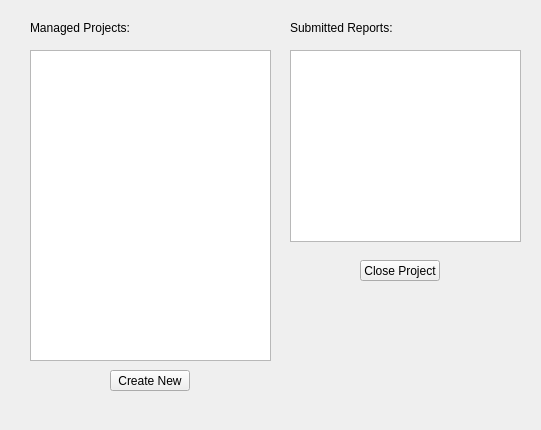
The window that Lab 1/Time_Reporting_System/managedprojectsdialog.ui (Maciekxdabu/egui21z-domanski-maciej) describes before a commit, drawn with Qt 5.
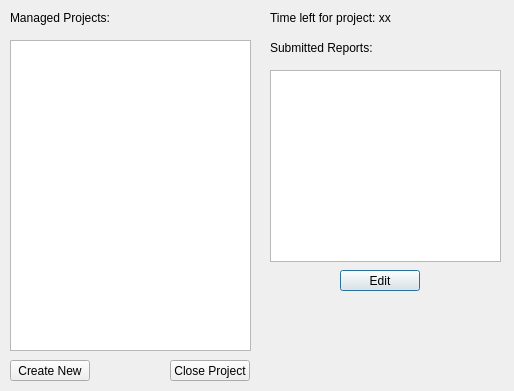
The same window after the commit.

What changed in the file:
```diff
--- a/Lab 1/Time_Reporting_System/managedprojectsdialog.ui
+++ b/Lab 1/Time_Reporting_System/managedprojectsdialog.ui
@@ -6,8 +6,8 @@
    <rect>
     <x>0</x>
     <y>0</y>
-    <width>541</width>
-    <height>430</height>
+    <width>514</width>
+    <height>391</height>
    </rect>
   </property>
   <property name="windowTitle">
@@ -16,8 +16,8 @@
   <widget class="QPushButton" name="createNewButton">
    <property name="geometry">
     <rect>
-     <x>110</x>
-     <y>370</y>
+     <x>10</x>
+     <y>360</y>
      <width>80</width>
      <height>21</height>
     </rect>
@@ -32,8 +32,8 @@
   <widget class="QTableView" name="projectsTable">
    <property name="geometry">
     <rect>
-     <x>30</x>
-     <y>50</y>
+     <x>10</x>
+     <y>40</y>
      <width>241</width>
      <height>311</height>
     </rect>
@@ -60,8 +60,8 @@
   <widget class="QPushButton" name="closeProjectButton">
    <property name="geometry">
     <rect>
-     <x>360</x>
-     <y>260</y>
+     <x>170</x>
+     <y>360</y>
      <width>80</width>
      <height>21</height>
     </rect>
@@ -76,8 +76,8 @@
   <widget class="QLabel" name="label_7">
    <property name="geometry">
     <rect>
-     <x>290</x>
-     <y>20</y>
+     <x>270</x>
+     <y>40</y>
      <width>161</width>
      <height>16</height>
     </rect>
@@ -89,8 +89,8 @@
   <widget class="QLabel" name="label_6">
    <property name="geometry">
     <rect>
-     <x>30</x>
-     <y>20</y>
+     <x>10</x>
+     <y>10</y>
      <width>101</width>
      <height>16</height>
     </rect>
@@ -102,8 +102,8 @@
   <widget class="QTableView" name="reportsTable">
    <property name="geometry">
     <rect>
-     <x>290</x>
-     <y>50</y>
+     <x>270</x>
+     <y>70</y>
      <width>231</width>
      <height>192</height>
     </rect>
@@ -113,6 +113,38 @@
    </property>
    <property name="selectionBehavior">
     <enum>QAbstractItemView::SelectRows</enum>
+   </property>
+   <attribute name="horizontalHeaderStretchLastSection">
+    <bool>true</bool>
+   </attribute>
+   <attribute name="verticalHeaderVisible">
+    <bool>false</bool>
+   </attribute>
+  </widget>
+  <widget class="QPushButton" name="editTimeButton">
+   <property name="geometry">
+    <rect>
+     <x>340</x>
+     <y>270</y>
+     <width>80</width>
+     <height>21</height>
+    </rect>
+   </property>
+   <property name="text">
+    <string>Edit</string>
+   </property>
+  </widget>
+  <widget class="QLabel" name="timeLeftLabel">
+   <property name="geometry">
+    <rect>
+     <x>270</x>
+     <y>10</y>
+     <width>151</width>
+     <height>16</height>
+    </rect>
+   </property>
+   <property name="text">
+    <string>Time left for project: xx</string>
    </property>
   </widget>
  </widget>
```
Left out of the diff: 3 changed lines with no effect on the pictures.
